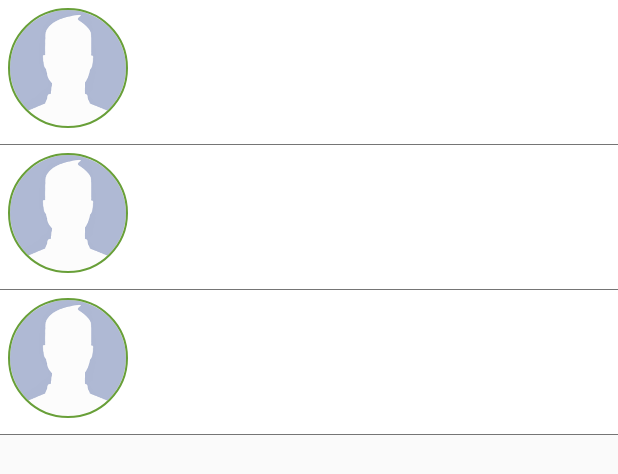
After one commit to thanhduy26091995/DatingUTE, an Android app: the layout fragment_all_chat.xml on its own in the app's theme, with its tools: preview values and no code run, on a phone screen of 412 x 824 dp. The commit adds this screen. Shown: the top 474 px of the screen. Run offline under Robolectric (Android 15) with nearby library versions, the phone set to English and light mode, and no system bars.

Commit message:
Chat List Ok

```diff
--- /dev/null
+++ b/app/src/main/res/layout/fragment_all_chat.xml
@@ -0,0 +1,17 @@
+<?xml version="1.0" encoding="utf-8"?>
+<FrameLayout xmlns:android="http://schemas.android.com/apk/res/android"
+    xmlns:tools="http://schemas.android.com/tools"
+    android:layout_width="match_parent"
+    android:layout_height="match_parent"
+    android:orientation="vertical">
+
+    <android.support.v7.widget.RecyclerView
+        android:id="@+id/frame_chat"
+        android:layout_width="match_parent"
+        android:layout_height="match_parent"
+        android:layout_alignParentTop="true"
+        android:clipToPadding="false"
+        android:scrollbars="vertical"
+        tools:listitem="@layout/item_chat_list" />
+
+</FrameLayout>
--- /dev/null
+++ b/app/src/main/res/layout/item_chat_list.xml
@@ -0,0 +1,92 @@
+<?xml version="1.0" encoding="utf-8"?>
+<RelativeLayout xmlns:android="http://schemas.android.com/apk/res/android"
+    xmlns:app="http://schemas.android.com/apk/res-auto"
+    android:layout_width="match_parent"
+    android:layout_height="wrap_content"
+    android:background="@color/md_white_1000">
+
+    <LinearLayout
+        android:id="@+id/form_contain"
+        android:layout_width="match_parent"
+        android:layout_height="wrap_content">
+
+
+        <de.hdodenhof.circleimageview.CircleImageView
+            android:id="@+id/iv_avatar"
+            android:layout_width="80dp"
+            android:layout_height="80dp"
+            android:layout_marginBottom="5dp"
+            android:layout_marginLeft="5dp"
+            android:layout_marginTop="5dp"
+            android:background="@android:color/transparent"
+            android:src="@drawable/avatar"
+            app:civ_border_color="@color/colorPrimaryDark"
+            app:civ_border_width="1dp" />
+
+        <LinearLayout
+
+            android:layout_width="match_parent"
+            android:layout_height="wrap_content"
+            android:layout_marginLeft="10dp"
+            android:layout_marginRight="10dp"
+            android:layout_marginTop="10dp"
+            android:layout_toRightOf="@+id/iv_avatar"
+            android:orientation="vertical">
+
+            <LinearLayout
+                android:layout_width="match_parent"
+                android:layout_height="wrap_content"
+                android:layout_marginBottom="15dp"
+                android:weightSum="5">
+
+                <TextView
+                    android:id="@+id/txtReceiverName"
+                    android:layout_width="0dp"
+                    android:layout_height="wrap_content"
+                    android:layout_gravity="center"
+                    android:layout_marginLeft="10dp"
+                    android:layout_weight="2.5"
+                    android:text=""
+                    android:textStyle="bold" />
+
+                <TextView
+                    android:id="@+id/txtTimestamp"
+                    android:layout_width="0dp"
+                    android:layout_height="wrap_content"
+                    android:layout_gravity="center"
+                    android:layout_marginLeft="10dp"
+                    android:layout_weight="2.5"
+                    android:gravity="right"
+                    android:text="" />
+            </LinearLayout>
+
+
+            <LinearLayout
+                android:layout_width="match_parent"
+                android:layout_height="wrap_content"
+                android:layout_marginTop="5dp">
+
+                <TextView
+                    android:id="@+id/txt_last_message"
+                    android:layout_width="match_parent"
+                    android:layout_height="wrap_content"
+                    android:layout_gravity="center"
+                    android:layout_marginLeft="10dp"
+                    android:ellipsize="end"
+                    android:maxLines="1"
+                    android:text="" />
+            </LinearLayout>
+
+        </LinearLayout>
+    </LinearLayout>
+
+    <View
+        android:id="@+id/line"
+        android:layout_width="match_parent"
+        android:layout_height="0.8dp"
+        android:layout_alignParentLeft="true"
+        android:layout_alignParentStart="true"
+        android:layout_below="@+id/form_contain"
+        android:layout_marginTop="5dp"
+        android:background="@color/md_grey_600" />
+</RelativeLayout>
```
Also changed, not shown: app/src/main/java/com/itute/dating/chat_list/model/ChatListSubmitter.java (added, +22 -0 lines), app/src/main/java/com/itute/dating/chat_list/model/ChatListViewHolder.java (added, +85 -0 lines), app/src/main/java/com/itute/dating/chat_list/presenter/ChatListPresenter.java (added, +26 -0 lines), app/src/main/java/com/itute/dating/chat_list/view/ChatListFragment.java (+102 -0 lines), app/src/main/java/com/itute/dating/util/PrettyTime.java (added, +14 -0 lines), app/src/main/java/com/itute/dating/util/TimeAgo.java (added, +45 -0 lines).
